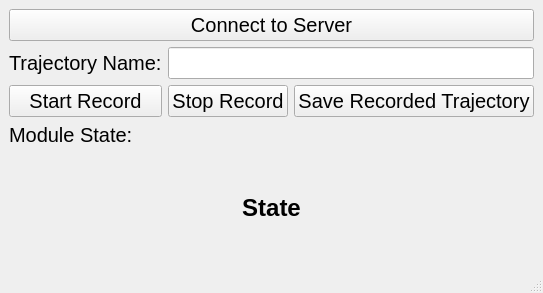
Above: modules/trajectoryrecorder/widget/trajectoryrecorder.ui from tud-hri/joan before the change. Below: the same form after it.
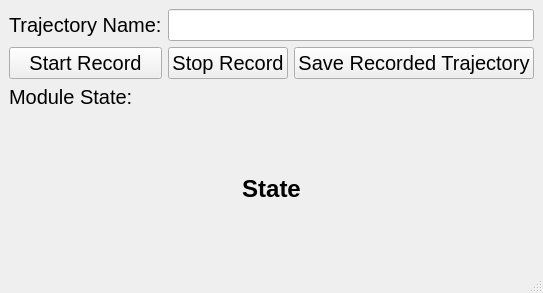
That is the form after the change.

Patch:
```diff
--- a/modules/trajectoryrecorder/widget/trajectoryrecorder.ui
+++ b/modules/trajectoryrecorder/widget/trajectoryrecorder.ui
@@ -17,7 +17,7 @@
    <layout class="QGridLayout" name="gridLayout_2">
     <item row="1" column="0">
      <layout class="QGridLayout" name="gridLayout">
-      <item row="1" column="0">
+      <item row="0" column="0">
        <widget class="QLabel" name="lblTrajectorynametitle">
         <property name="font">
          <font>
@@ -29,7 +29,7 @@
         </property>
        </widget>
       </item>
-      <item row="2" column="1">
+      <item row="1" column="1">
        <widget class="QPushButton" name="btnStoprecord">
         <property name="font">
          <font>
@@ -41,19 +41,16 @@
         </property>
        </widget>
       </item>
-      <item row="2" column="0">
-       <widget class="QPushButton" name="btnStartrecord">
+      <item row="0" column="1" colspan="2">
+       <widget class="QLineEdit" name="lineTrajectoryname">
         <property name="font">
          <font>
           <pointsize>15</pointsize>
          </font>
         </property>
-        <property name="text">
-         <string>Start Record</string>
-        </property>
        </widget>
       </item>
-      <item row="2" column="2">
+      <item row="1" column="2">
        <widget class="QPushButton" name="btnSavetrajectory">
         <property name="font">
          <font>
@@ -65,24 +62,15 @@
         </property>
        </widget>
       </item>
-      <item row="1" column="1" colspan="2">
-       <widget class="QLineEdit" name="lineTrajectoryname">
-        <property name="font">
-         <font>
-          <pointsize>15</pointsize>
-         </font>
-        </property>
-       </widget>
-      </item>
-      <item row="0" column="0" colspan="3">
-       <widget class="QPushButton" name="btnConnect">
+      <item row="1" column="0">
+       <widget class="QPushButton" name="btnStartrecord">
         <property name="font">
          <font>
           <pointsize>15</pointsize>
          </font>
         </property>
         <property name="text">
-         <string>Connect to Server</string>
+         <string>Start Record</string>
         </property>
        </widget>
       </item>
```
Left out of the diff: 2 changed lines with no effect on the pictures.
